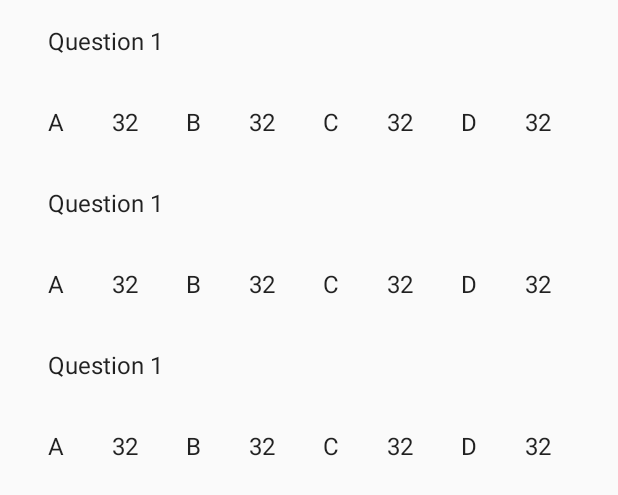
After one commit to sysu-abi/Client, an Android app: the layout fragment_statistics_list.xml on its own in the app's theme, with its tools: preview values and no code run, on a phone screen of 412 x 824 dp. The commit adds this screen. Shown: the top 495 px of the screen. Run offline under Robolectric (Android 15) with nearby library versions, the phone set to English and light mode, and no system bars; network calls fail.

Commit message:
fix survey & add statistic

```diff
--- a/Ceres/app/src/main/AndroidManifest.xml
+++ b/Ceres/app/src/main/AndroidManifest.xml
@@ -12,7 +12,8 @@
         android:roundIcon="@mipmap/ic_launcher_round"
         android:supportsRtl="true"
         android:theme="@style/AppTheme">
-        <activity android:name=".activity.DoSurveyActivity"></activity>
+        <activity android:name=".activity.StatisticListActivity"></activity>
+        <activity android:name=".activity.DoSurveyActivity" />
         <activity android:name=".activity.CreatSurveyActivity" />
         <activity android:name=".activity.CreateMessageActivity" />
         <activity android:name=".activity.EditTaskActivity" />
--- a/Ceres/app/src/main/java/com/sysu/ceres/activity/EditTaskActivity.java
+++ b/Ceres/app/src/main/java/com/sysu/ceres/activity/EditTaskActivity.java
@@ -110,6 +110,7 @@ public class EditTaskActivity extends AppCompatActivity {
                     String type = et_task_type.getText().toString();
                     int total_num = Integer.parseInt(et_task_total_num.getText().toString());
                     String end_time = et_task_end_time.getText().toString();
+                    Log.d("create", "click create btn");
                     ApiMethods.createTask(new MyObserver<Status>(EditTaskActivity.this, listener), CeresConfig.currentUser.getUid().intValue(), title, detail, money, type, total_num, end_time);
                 }
             }
--- a/Ceres/app/src/main/java/com/sysu/ceres/fragment/TaskDetailFragment.java
+++ b/Ceres/app/src/main/java/com/sysu/ceres/fragment/TaskDetailFragment.java
@@ -137,8 +137,8 @@ public class TaskDetailFragment extends Fragment {
         join_btn = root.findViewById(R.id.task_detail_join_btn);
         get_statistic_btn = root.findViewById(R.id.task_detail_get_static);
 
-        Log.d("current task uid: " , currentTask.getUid().toString());
-        Log.d("user: ", CeresConfig.currentUser.getUid().toString());
+        //Log.d("current task uid: " , currentTask.getUid().toString());
+        //Log.d("user: ", CeresConfig.currentUser.getUid().toString());
 
         switch (show_status) {
             case 0:
--- a/Ceres/app/src/main/java/com/sysu/ceres/http/ApiMethods.java
+++ b/Ceres/app/src/main/java/com/sysu/ceres/http/ApiMethods.java
@@ -2,6 +2,7 @@ package com.sysu.ceres.http;
 
 import com.sysu.ceres.model.MessageList;
 import com.sysu.ceres.model.QuestionList;
+import com.sysu.ceres.model.StatisticList;
 import com.sysu.ceres.model.Status;
 import com.sysu.ceres.model.Survey;
 import com.sysu.ceres.model.SurveyFull;
@@ -122,4 +123,8 @@ public class ApiMethods {
         ApiSubscribe(Api.getApiService().updateAnswers(sid, qid, answer), observer);
     }
 
+    public static void getStatisticsList(Observer<StatisticList> observer, long sid) {
+        ApiSubscribe(Api.getApiService().getStatisticsList(sid), observer);
+    }
+
 }
--- a/Ceres/app/src/main/java/com/sysu/ceres/http/ApiService.java
+++ b/Ceres/app/src/main/java/com/sysu/ceres/http/ApiService.java
@@ -3,6 +3,7 @@ package com.sysu.ceres.http;
 import com.sysu.ceres.model.Message;
 import com.sysu.ceres.model.MessageList;
 import com.sysu.ceres.model.QuestionList;
+import com.sysu.ceres.model.StatisticList;
 import com.sysu.ceres.model.Status;
 import com.sysu.ceres.model.Survey;
 import com.sysu.ceres.model.SurveyFull;
@@ -116,4 +117,8 @@ public interface ApiService {
     @POST("updateAnswers")
     Observable<Status> updateAnswers(@Query("sid") long sid, @Query("qid") long qid, @Query("answer") String answer);
 
+    // 获取调查问卷统计数据 http://111.230.13.139:8080/ServerAndDB/getAnswers?sid=3
+    @POST("getAnswers")
+    Observable<StatisticList> getStatisticsList(@Query("sid") long sid);
+
 }
--- /dev/null
+++ b/Ceres/app/src/main/res/layout/fragment_statistics_item.xml
@@ -0,0 +1,107 @@
+<?xml version="1.0" encoding="utf-8"?>
+<LinearLayout xmlns:android="http://schemas.android.com/apk/res/android"
+    android:layout_width="match_parent"
+    android:layout_height="wrap_content"
+    android:orientation="vertical">
+
+    <TextView
+        android:id="@+id/question_number"
+        android:layout_width="wrap_content"
+        android:layout_height="wrap_content"
+        android:layout_margin="@dimen/text_margin"
+        android:textAppearance="?attr/textAppearanceListItem"
+        android:text="Question 1"/>
+
+    <LinearLayout
+        android:layout_width="match_parent"
+        android:layout_height="wrap_content"
+        android:orientation="horizontal">
+
+        <LinearLayout
+            android:layout_width="wrap_content"
+            android:layout_height="wrap_content"
+            android:orientation="horizontal">
+
+            <TextView
+                android:layout_width="wrap_content"
+                android:layout_height="wrap_content"
+                android:layout_margin="@dimen/text_margin"
+                android:text="A"
+                android:textAppearance="?attr/textAppearanceListItem" />
+
+            <TextView
+                android:id="@+id/statistic_answer_a"
+                android:layout_width="wrap_content"
+                android:layout_height="wrap_content"
+                android:layout_margin="@dimen/text_margin"
+                android:text="32"
+                android:textAppearance="?attr/textAppearanceListItem" />
+        </LinearLayout>
+
+        <LinearLayout
+            android:layout_width="wrap_content"
+            android:layout_height="wrap_content"
+            android:orientation="horizontal">
+
+            <TextView
+                android:layout_width="wrap_content"
+                android:layout_height="wrap_content"
+                android:layout_margin="@dimen/text_margin"
+                android:text="B"
+                android:textAppearance="?attr/textAppearanceListItem" />
+
+            <TextView
+                android:id="@+id/statistic_answer_b"
+                android:layout_width="wrap_content"
+                android:layout_height="wrap_content"
+                android:layout_margin="@dimen/text_margin"
+                android:text="32"
+                android:textAppearance="?attr/textAppearanceListItem" />
+        </LinearLayout>
+
+        <LinearLayout
+            android:layout_width="wrap_content"
+            android:layout_height="wrap_content"
+            android:orientation="horizontal">
+
+            <TextView
+                android:layout_width="wrap_content"
+                android:layout_height="wrap_content"
+                android:layout_margin="@dimen/text_margin"
+                android:text="C"
+                android:textAppearance="?attr/textAppearanceListItem" />
+
+            <TextView
+                android:id="@+id/statistic_answer_c"
+                android:layout_width="wrap_content"
+                android:layout_height="wrap_content"
+                android:layout_margin="@dimen/text_margin"
+                android:text="32"
+                android:textAppearance="?attr/textAppearanceListItem" />
+        </LinearLayout>
+
+        <LinearLayout
+            android:layout_width="wrap_content"
+            android:layout_height="wrap_content"
+            android:orientation="horizontal">
+
+            <TextView
+                android:layout_width="wrap_content"
+                android:layout_height="wrap_content"
+                android:layout_margin="@dimen/text_margin"
+                android:text="D"
+                android:textAppearance="?attr/textAppearanceListItem" />
+
+            <TextView
+                android:id="@+id/statistic_answer_d"
+                android:layout_width="wrap_content"
+                android:layout_height="wrap_content"
+                android:layout_margin="@dimen/text_margin"
+                android:text="32"
+                android:textAppearance="?attr/textAppearanceListItem" />
+        </LinearLayout>
+
+
+    </LinearLayout>
+
+</LinearLayout>
--- /dev/null
+++ b/Ceres/app/src/main/res/layout/fragment_statistics_list.xml
@@ -0,0 +1,13 @@
+<?xml version="1.0" encoding="utf-8"?>
+<androidx.recyclerview.widget.RecyclerView xmlns:android="http://schemas.android.com/apk/res/android"
+    xmlns:app="http://schemas.android.com/apk/res-auto"
+    xmlns:tools="http://schemas.android.com/tools"
+    android:id="@+id/list"
+    android:name="com.sysu.ceres.fragment.StatisticsFragment"
+    android:layout_width="match_parent"
+    android:layout_height="match_parent"
+    android:layout_marginLeft="16dp"
+    android:layout_marginRight="16dp"
+    app:layoutManager="LinearLayoutManager"
+    tools:context=".fragment.StatisticsFragment"
+    tools:listitem="@layout/fragment_statistics_item" />
```
Also changed, not shown: Ceres/app/src/main/java/com/sysu/ceres/activity/CreatSurveyActivity.java (+20 -9 lines), Ceres/app/src/main/java/com/sysu/ceres/activity/DoSurveyActivity.java (+17 -8 lines), Ceres/app/src/main/java/com/sysu/ceres/activity/StatisticListActivity.java (added, +31 -0 lines), Ceres/app/src/main/java/com/sysu/ceres/adapter/MyStatisticsRecyclerViewAdapter.java (added, +65 -0 lines), Ceres/app/src/main/java/com/sysu/ceres/fragment/StatisticsFragment.java (added, +103 -0 lines), Ceres/app/src/main/java/com/sysu/ceres/model/Statistic.java (added, +30 -0 lines), Ceres/app/src/main/java/com/sysu/ceres/model/StatisticList.java (added, +14 -0 lines), Ceres/app/src/main/java/com/sysu/ceres/model/SurveyList.java (+11 -0 lines), Ceres/app/src/main/res/layout/activity_statistic_list.xml (added, +16 -0 lines).
